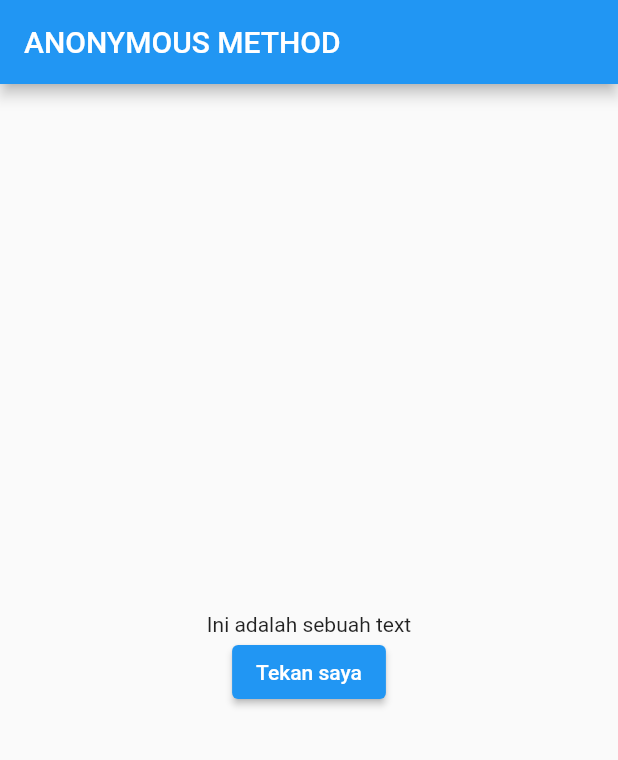
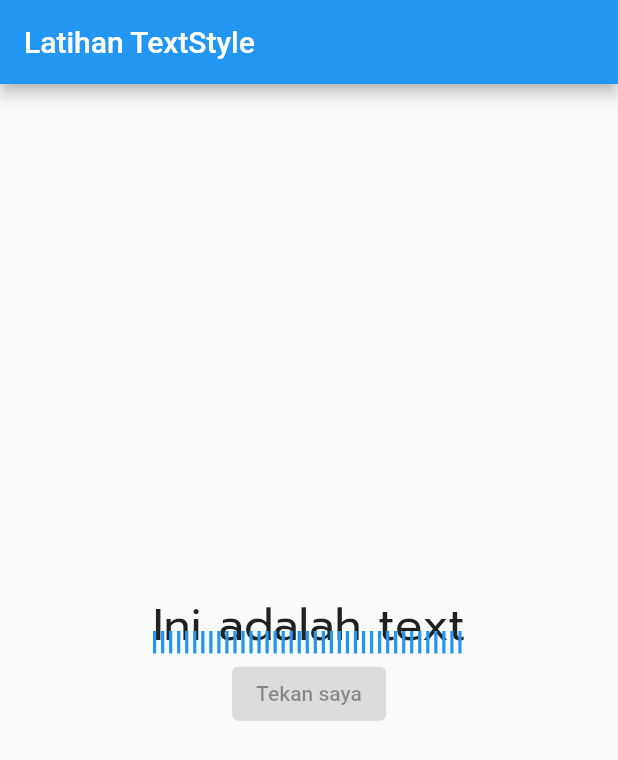
Before and after one commit to candrajulius/tutorial_flutter, a Flutter app: the screen it shows after launch, on a phone screen of 412 x 824 dp. Shown: the top 760 px of the screen. Run offline on Flutter 3.47's test engine with Material 2 defaults, Android fonts, the phone set to English and light mode, and no system bars.

Commit message:
Tutorial Flutter Part 8 TextStyle

```diff
--- a/lib/main.dart
+++ b/lib/main.dart
@@ -10,29 +10,28 @@ class MyApp extends StatefulWidget {
 }
 
 class _MyAppState extends State<MyApp> {
-  String title = "Anonymous Method";
-  String message = "Ini adalah sebuah text";
-  void clickButton(){
-    setState(() {
-      message = "tombol telah ditekan oleh anda";
-    });
-  }
-
+  String title = "Latihan TextStyle";
   @override
   Widget build(BuildContext context) =>
       MaterialApp(
         debugShowCheckedModeBanner: false,
         home: Scaffold(
           appBar: AppBar(
-            title: Text(title.toUpperCase()),
+            title: Text(title),
           ),
           body: Center(
               child: Column(
                 mainAxisAlignment: MainAxisAlignment.center,
-                children:  <Widget>[
-                  Text(message),
-                  ElevatedButton(onPressed: clickButton,
-                      child: const Text('Tekan saya'))
+                children:  const <Widget>[
+                  Text('Ini adalah text',style: TextStyle(
+                      fontFamily: "Prompt",
+                      fontSize: 30,
+                  decoration: TextDecoration.underline,
+                  decorationColor: Colors.blue, decorationThickness: 10,
+                  decorationStyle: TextDecorationStyle.dotted),
+                  ),
+                  ElevatedButton(onPressed: null,
+                      child: Text('Tekan saya'))
                 ],
               ),
             ),
@@ -41,8 +40,14 @@ class _MyAppState extends State<MyApp> {
 }
 // Kesimpulan
 /*
- Stateful Widget adalah sebuah widget yang memiliki sebuah state
- Stateless Widget adalah sebuah widget yang tidak memiliki sebuah state
- State adalah sebuah perubahan yang dilakukan pada widget tersebut
- Widget adalah sebuah komponen yang ada dalam android
+ Decoration digunakan untuk membuat dekorasi pada TextStyle
+ DecorationColor digunakan untuk memberikan warna pada dekorasi teks
+ DecorationStyle digunakan memberikan dekorasi style pada teks
+        => lineThrough = berada ditengah teks
+        => overline = berada di atas teks
+        => underline = berada di bawah teks
+        => decorationThickness = Memberikan ketebalan decoration
+        => dashed = untuk membuat style style putus-putus
+        => wavy = untuk membuat style style bergelombang
+        => dotted = untuk membuat style style titik
  */
```
Also changed, not shown: pubspec.yaml (+10 -10 lines), fonts/Prompt-Light.ttf (added), fonts/Prompt-Regular.ttf (added).
